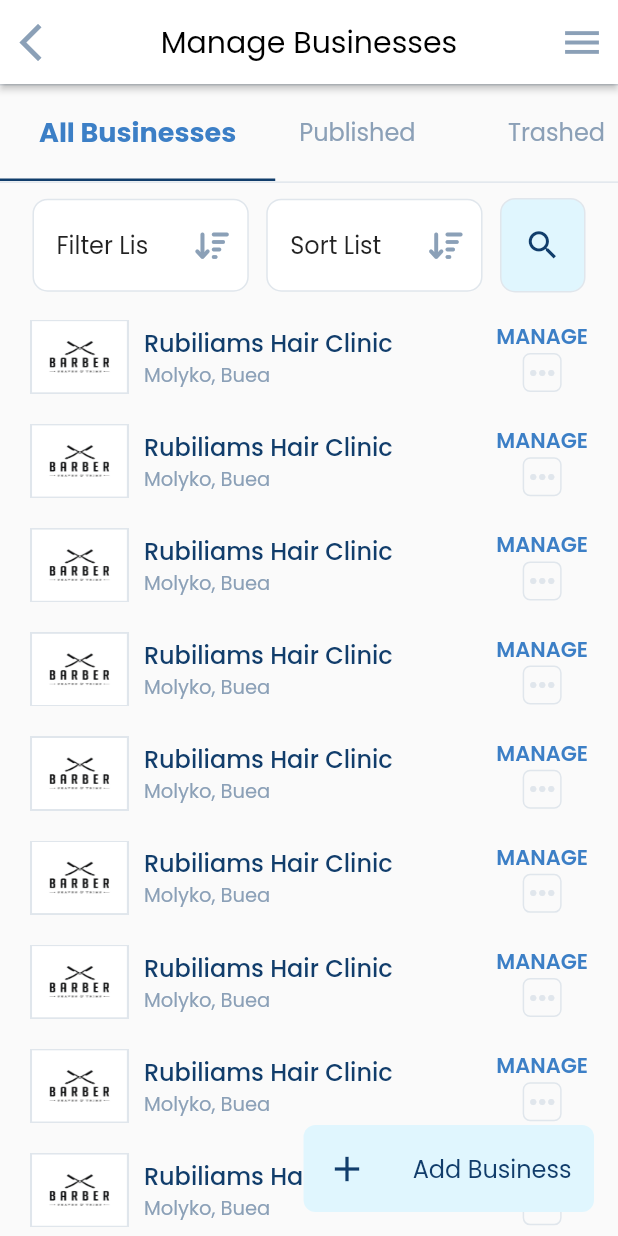
After one commit to abhi061201/errandia, a Flutter app: the manage_business_view screen opened directly, in the side drawer, after a tap on "Filter Lis", on a phone screen of 412 x 824 dp. The commit adds this screen. Run offline on Flutter 3.47's test engine with Material 2 defaults, Android fonts, the phone set to English and light mode, and no system bars; our stand-ins replace carousel_slider, flutter_rating_bar, font_awesome_flutter, get, get_storage, pin_code_fields; accounts and stored records are empty.

Commit message:
added manage business view

```diff
--- a/lib/app/modules/Dashboard/view/dashboard_view.dart
+++ b/lib/app/modules/Dashboard/view/dashboard_view.dart
@@ -1,11 +1,15 @@
+
 import 'package:errandia/app/modules/global/Widgets/account_suspended_widget.dart';
 import 'package:errandia/app/modules/global/Widgets/appbar.dart';
 import 'package:errandia/app/modules/global/Widgets/customDrawer.dart';
 import 'package:errandia/app/modules/global/constants/color.dart';
+import 'package:errandia/app/modules/home/view/home_view.dart';
 import 'package:flutter/material.dart';
 import 'package:font_awesome_flutter/font_awesome_flutter.dart';
 import 'package:get/get.dart';
 import 'package:get/get_rx/src/rx_typedefs/rx_typedefs.dart';
+
+import '../../buiseness/view/manage_business_view.dart';
 
 class dashboard_view extends StatelessWidget {
   const dashboard_view({super.key});
@@ -62,7 +66,10 @@ class dashboard_view extends StatelessWidget {
                     Imagepath: 'assets/images/sidebar_icon/icon-company.png',
                     title: 'Manage Businesses',
                     belowtext: '0 Businesses',
-                    callback: () {},
+                    callback: () {
+                      // Get.offAll(Home_view());
+                      Get.to(manage_business_view());
+                    },
                   ),
                   dashboard_widget(
                     Imagepath:
@@ -281,9 +288,11 @@ void custombottomsheet(BuildContext context) {
             callback: () async {
               print('tapped');
               Get.back();
-             showDialog(context: context, builder: (context){
-              return account_suspended_widget();
-             });
+              showDialog(
+                  context: context,
+                  builder: (context) {
+                    return account_suspended_widget();
+                  });
             },
           ),
           bottomSheetWidget(
--- a/lib/app/modules/buiseness/controller/business_controller.dart
+++ b/lib/app/modules/buiseness/controller/business_controller.dart
@@ -1,48 +1,49 @@
+import 'package:errandia/app/modules/buiseness/view/manage_business_view.dart';
 import 'package:flutter/foundation.dart';
 import 'package:flutter/material.dart';
 import 'package:get/get.dart';
 
-import '../view/buiseness_item.dart';
+import '../view/business_item.dart';
 
 class business_controller extends GetxController {
-  List<buiseness_item> businessList = [
-    buiseness_item(
+  List<business_item> businessList = [
+    business_item(
       imagepath: 'assets/images/featured_buiseness_icon/mechanic.png',
       location: 'Akwa , Douala',
       name: 'Centrale Auto Cabine',
       type_of_business: 'Cars & Bikes',
     ),
-    buiseness_item(
+    business_item(
       imagepath: 'assets/images/featured_buiseness_icon/nishang.png',
       location: 'Akwa , Douala',
       name: 'Nishang',
       type_of_business: 'Electronics & IT',
     ),
-    buiseness_item(
+    business_item(
       imagepath: 'assets/images/featured_buiseness_icon/plumbing.png',
       location: 'Akwa , Douala',
       name: 'Centrale Auto Cabine',
       type_of_business: 'Cars & Bikes',
     ),
-    buiseness_item(
+    business_item(
       imagepath: 'assets/images/featured_buiseness_icon/barber.png',
       location: 'Akwa , Douala',
       name: 'Barber Shop',
       type_of_business: 'Hair Cut',
     ),
-    buiseness_item(
+    business_item(
       imagepath: 'assets/images/featured_buiseness_icon/mechanic.png',
       location: 'Akwa , Douala',
       name: 'Centrale Auto Cabine',
       type_of_business: 'Cars & Bikes',
     ),
-    buiseness_item(
+    business_item(
       imagepath: 'assets/images/featured_buiseness_icon/nishang.png',
       location: 'Akwa , Douala',
       name: 'Nishang',
       type_of_business: 'Electronics & IT',
     ),
-    buiseness_item(
+    business_item(
       imagepath: 'assets/images/featured_buiseness_icon/plumbing.png',
       location: 'Akwa , Douala',
       name: 'Centrale Auto Cabine',
@@ -51,3 +52,32 @@ class business_controller extends GetxController {
 
   ];
 }
+
+
+
+class manage_business_tabController extends GetxController with GetSingleTickerProviderStateMixin{
+
+   List<Widget> myTabs = [
+    allBusiness(),
+    Published(),
+    Trashed(),
+  ];
+
+
+  late TabController tabController;
+  @override
+  void onInit() {
+    // TODO: implement onInit
+    tabController= TabController(length: myTabs.length, vsync: this);
+    super.onInit();
+  }
+
+
+  @override
+  void dispose() {
+    // TODO: implement dispose
+    tabController.dispose();
+    super.dispose();
+  }
+
+}
--- a/lib/app/modules/buiseness/view/buiseness_item.dart
+++ b/lib/app/modules/buiseness/view/business_item.dart
@@ -5,8 +5,8 @@ import 'package:get/get.dart';
 import '../../global/constants/color.dart';
 import '../featured_buiseness/view/featured_list_item.dart';
 
-class buiseness_item extends StatelessWidget {
-  buiseness_item({
+class business_item extends StatelessWidget {
+  business_item({
     super.key,
     required this.imagepath,
     required this.location,
--- a/lib/app/modules/buiseness/view/buiseness_view.dart
+++ b/lib/app/modules/buiseness/view/business_view.dart
@@ -1,5 +1,5 @@
 import 'package:errandia/app/modules/buiseness/controller/business_controller.dart';
-import 'package:errandia/app/modules/buiseness/view/buiseness_item.dart';
+import 'package:errandia/app/modules/buiseness/view/business_item.dart';
 import 'package:errandia/app/modules/home/controller/home_controller.dart';
 import 'package:flutter/material.dart';
 import 'package:font_awesome_flutter/font_awesome_flutter.dart';
@@ -8,8 +8,8 @@ import 'package:get/get.dart';
 import '../../global/constants/color.dart';
 
 class Business_View extends StatelessWidget {
-  const Business_View({super.key});
-
+  Business_View({super.key});
+  String groupvalue = '0';
   @override
   Widget build(BuildContext context) {
     home_controller().atbusiness.value = true;
@@ -86,7 +86,42 @@ class Business_View extends StatelessWidget {
                         color: Colors.white,
                         child: Column(
                           children: [
+                            Radio(
 
+                              value: Text('Business Name : Desc Z-A'),
+                              groupValue: groupvalue,
+                              onChanged: (val){
+                                print('1');
+                              },
+                            )
+
+                            // RadioListTile(
+                            //   title: Text('Business Name : Desc Z-A'),
+                            //   value: '0',
+                            //   groupValue: groupvalue,
+                            //   onChanged: (val) {print(val);},
+                            // ),
+                            // RadioListTile(
+                            //   title: Text('Business Name : Asc A-Z'),
+                            //   value: '1',
+                            //   groupValue: groupvalue,
+                            //   onChanged: (val) {print(val);},
+                            // ),
+                            // RadioListTile(
+                            //   title: Text('Distance: Nearest to my location'),
+                            //   value: '2',
+                            //   groupValue: groupvalue,
+                            //   onChanged: (val) {print(val);},
+                            // ),
+                            // RadioListTile(
+
+                            //   title: Text('Recently Added'),
+                            //   value: '3',
+                            //   groupValue: groupvalue,
+                            //   onChanged: (val) {
+                            //     print(val);
+                            //   },
+                            // ),
                           ],
                         ),
                       ),
--- /dev/null
+++ b/lib/app/modules/buiseness/view/manage_business_view.dart
@@ -0,0 +1,327 @@
+import 'package:errandia/app/modules/buiseness/controller/business_controller.dart';
+import 'package:flutter/material.dart';
+import 'package:font_awesome_flutter/font_awesome_flutter.dart';
+import 'package:get/get.dart';
+
+import '../../global/Widgets/customDrawer.dart';
+import '../../global/constants/color.dart';
+
+class manage_business_view extends StatelessWidget {
+  manage_business_view({super.key});
+  manage_business_tabController mController =
+      Get.put(manage_business_tabController());
+  @override
+  Widget build(BuildContext context) {
+    return Scaffold(
+      floatingActionButton: InkWell(
+        onTap: (){},
+        child: new Container(
+          width: Get.width*0.47,
+          padding: EdgeInsets.all(15),
+          decoration: BoxDecoration(
+            color: appcolor().skyblueColor,
+            borderRadius: BorderRadius.circular(8),
+          ),
+          child: Row(
+            children: [
+              Icon(
+                Icons.add,
+                color: appcolor().mainColor,
+                size: 28,
+              ),
+              Spacer(),
+              Text(
+                'Add Business',
+                style: TextStyle(fontSize: 16, color: appcolor().mainColor),
+              ),
+            ],
+          ),
+        ),
+      ),
+      endDrawer: customendDrawer(),
+      appBar: AppBar(
+        backgroundColor: Colors.white,
+        elevation: 2,
+        leading: IconButton(
+          icon: Icon(
+            Icons.arrow_back_ios,
+            // size: 30,
+          ),
+          onPressed: () {
+            Get.back();
+          },
+        ),
+        automaticallyImplyLeading: false,
+        centerTitle: true,
+        title: Text(
+          'Manage Businesses',
+          style: TextStyle(color: Colors.black, fontWeight: FontWeight.normal),
+        ),
+        iconTheme: IconThemeData(
+          color: appcolor().mediumGreyColor,
+          size: 30,
+        ),
+      ),
+      body: Column(
+        children: [
+          Container(
+            decoration: BoxDecoration(
+              border: Border.symmetric(
+                horizontal: BorderSide(
+                  color: appcolor().greyColor,
+                ),
+              ),
+            ),
+            height: Get.height * 0.08,
+            child: TabBar(
+              dividerColor: appcolor().bluetextcolor,
+              isScrollable: true,
+              unselectedLabelColor: appcolor().mediumGreyColor,
+              unselectedLabelStyle: TextStyle(
+                fontWeight: FontWeight.normal,
+                fontSize: 16,
+              ),
+              indicatorColor: appcolor().mainColor,
+              labelColor: appcolor().bluetextcolor,
+              labelStyle: TextStyle(
+                fontWeight: FontWeight.bold,
+                color: appcolor().mainColor,
+                fontSize: 18,
+              ),
+              controller: mController.tabController,
+              tabs: [
+                Container(
+                  margin: EdgeInsets.symmetric(horizontal: 10),
+                  child: Text('All Businesses'),
+                ),
+                Container(
+                  child: Text('Published'),
+                  width: Get.width * 0.26,
+                ),
+                Text('Trashed'),
+              ],
+            ),
+          ),
+          Expanded(
+            child: TabBarView(
+              controller: mController.tabController,
+              children: mController.myTabs,
+            ),
+          ),
+        ],
+      ),
+    );
+  }
+}
+
+Widget allBusiness() {
+  return Column(
+    children: [
+      filter_sort_container(),
+      SizedBox(
+        height: Get.height * 0.01,
+      ),
+      Expanded(
+        child: ListView.builder(
+          itemCount: 100,
+          itemBuilder: (context, index) {
+            return Container(
+              margin: EdgeInsets.symmetric(
+                horizontal: 10,
+                vertical: 10,
+              ),
+              child: Row(
+                children: [
+                  // image container
+                  Container(
+                    margin: EdgeInsets.only(
+                      right: 10,
+                    ),
+                    decoration: BoxDecoration(
+                      borderRadius: BorderRadius.circular(
+                        8,
+                      ),
+                    ),
+                    width: Get.width * 0.16,
+                    height: Get.height * 0.06,
+                    child: Image(
+                      image: AssetImage(
+                        'assets/images/barber_logo.png',
+                      ),
+                      fit: BoxFit.fill,
+                    ),
+                  ),
+                  Column(
+                    crossAxisAlignment: CrossAxisAlignment.start,
+                    children: [
+                      Text(
+                        'Rubiliams Hair Clinic',
+                        style: TextStyle(
+                          color: appcolor().mainColor,
+                          fontWeight: FontWeight.w500,
+                          fontSize: 16,
+                        ),
+                      ),
+                      Text(
+                        'Molyko, Buea',
+                        style: TextStyle(
+                          color: appcolor().mediumGreyColor,
+                          fontSize: 13,
+                        ),
+                      ),
+                    ],
+                  ),
+                  Spacer(),
+                  InkWell(
+                    onTap: () {},
+                    child: Column(
+                      children: [
+                        Text(
+                          'MANAGE',
+                          style: TextStyle(
+                            color: appcolor().bluetextcolor,
+                            fontWeight: FontWeight.w600
+                          ),
+                        ),
+                        Container(
+                          decoration: BoxDecoration(
+                            border: Border.all(color: appcolor().greyColor),
+                            borderRadius: BorderRadius.circular(5),
+                          ),
+                          child: Icon(
+                            Icons.more_horiz,
+                            color: appcolor().greyColor,
+                          ),
+                        ),
+                      ],
+                    ),
+                  ),
+                ],
+              ),
+            );
+          },
+        ),
+      )
+    ],
+  ).paddingOnly(
+    left: 10,
+    right: 10,
+    top: 10,
+  );
+}
+
+Widget Published() {
+  return Column(
+    children: [
+      filter_sort_container(),
+    ],
+  ).paddingOnly(
+    left: 10,
+    right: 10,
+    top: 10,
+  );
+}
+
+Widget Trashed() {
+  return Column(
+    children: [
+      filter_sort_container(),
+    ],
+  ).paddingOnly(
+    left: 10,
+    right: 10,
+    top: 10,
+  );
+}
+
+Widget filter_sort_container() {
+  return Container(
+    // width: Get.width*0.4,
+    child: Row(
+      mainAxisAlignment: MainAxisAlignment.spaceEvenly,
+      children: [
+        InkWell(
+          onTap: () {},
+          child: Container(
+            width: Get.width * 0.35,
+            decoration: BoxDecoration(
+                border: Border.all(color: appcolor().greyColor),
+                borderRadius: BorderRadius.circular(
+                  10,
+                ),
+                color: Colors.white),
+            padding: EdgeInsets.symmetric(horizontal: 15, vertical: 18),
+            child: Row(
+              mainAxisAlignment: MainAxisAlignment.spaceEvenly,
+              children: [
+                Text(
+                  'Filter Lis',
+                  style: TextStyle(fontSize: 16),
+                ),
+                Spacer(),
+                Icon(
+                  FontAwesomeIcons.arrowDownWideShort,
+                  color: appcolor().mediumGreyColor,
+                  size: 20,
+                ),
+              ],
+            ),
+          ),
+        ),
+        InkWell(
+          onTap: () {},
+          child: Container(
+            width: Get.width * 0.35,
+            decoration: BoxDecoration(
+                border: Border.all(color: appcolor().greyColor),
+                borderRadius: BorderRadius.circular(
+                  10,
+                ),
+                color: Colors.white),
+            padding: EdgeInsets.symmetric(horizontal: 15, vertical: 18),
+            child: Row(
+              mainAxisAlignment: MainAxisAlignment.spaceEvenly,
+              children: [
+                Text(
+                  'Sort List ',
+                  style: TextStyle(fontSize: 16),
+                ),
+                Spacer(),
+                Icon(
+                  FontAwesomeIcons.arrowDownWideShort,
+                  color: appcolor().mediumGreyColor,
+                  size: 20,
+                ),
+              ],
+            ),
+          ),
+        ),
+        InkWell(
+          onTap: () {},
+          child: Container(
+            // width: Get.width*0.4,
+
+            decoration: BoxDecoration(
+              border: Border.all(color: appcolor().greyColor),
+              borderRadius: BorderRadius.circular(
+                10,
+              ),
+              color: appcolor().skyblueColor,
+            ),
+            padding: EdgeInsets.symmetric(horizontal: 15, vertical: 18),
+            child: Row(
+              mainAxisAlignment: MainAxisAlignment.spaceEvenly,
+              children: [
+                Icon(
+                  Icons.search,
+                  color: appcolor().mainColor,
+                  size: 25,
+                ),
+              ],
+            ),
+          ),
+        ),
+      ],
+    ),
+  );
+}
--- a/lib/app/modules/global/Widgets/customDrawer.dart
+++ b/lib/app/modules/global/Widgets/customDrawer.dart
@@ -1,8 +1,12 @@
 import 'package:errandia/app/modules/Dashboard/view/dashboard_view.dart';
+
 import 'package:errandia/app/modules/global/constants/color.dart';
 import 'package:flutter/material.dart';
 import 'package:get/get.dart';
 import 'package:get/get_rx/src/rx_typedefs/rx_typedefs.dart';
+
+import '../../buiseness/view/manage_business_view.dart';
+import '../../home/view/home_view.dart';
 
 class customendDrawer extends StatelessWidget {
   customendDrawer({super.key});
@@ -73,12 +77,18 @@ class customendDrawer extends StatelessWidget {
             drawerItemWidget(
               text: 'Manage Services',
               imagePath: 'assets/images/sidebar_icon/services.png',
-              callback: () {},
+              callback: () {
+
+              },
             ),
             drawerItemWidget(
               text: 'Manage Businesses',
               imagePath: 'assets/images/sidebar_icon/icon-company.png',
-              callback: () {},
+              callback: () {
+                Get.back();
+                // Get.offAll(Home_view());
+                Get.to(manage_business_view());
+              },
             ),
             drawerItemWidget(
               text: 'Enquiries',
--- a/lib/app/modules/home/view/home_view.dart
+++ b/lib/app/modules/home/view/home_view.dart
@@ -1,4 +1,5 @@
 
+import 'package:errandia/app/modules/buiseness/view/business_view.dart';
 import 'package:errandia/app/modules/global/Widgets/appbar.dart';
 import 'package:errandia/app/modules/global/Widgets/customDrawer.dart';
 import 'package:errandia/app/modules/global/constants/color.dart';
@@ -17,7 +18,7 @@ import 'package:get/get.dart';
 import 'package:get_storage/get_storage.dart';
 
 import '../../auth/Sign in/controller/signin_controller.dart';
-import '../../buiseness/view/buiseness_view.dart';
+// import '../../buiseness/view/buiseness_view.dart';
 import '../../categories/view/categories_item.dart';
 import '../../buiseness/featured_buiseness/view/featured_list_item.dart';
 import '../../recently_posted_item.dart/view/recently_posted_list.dart';
@@ -37,8 +38,8 @@ class _Home_viewState extends State<Home_view> {
   final tabList = [
     home_view_1(),
     run_an_errand(),
-    // Business_View(),
-    Center(child: Text('Business Screen'),),
+    Business_View(),
+    // Center(child: Text('Business Screen'),),
     Profile_view(),
   ];
   @override
--- a/lib/main.dart
+++ b/lib/main.dart
@@ -1,3 +1,4 @@
+import 'package:errandia/app/modules/buiseness/view/manage_business_view.dart';
 import 'package:errandia/app/modules/categories/view/categories.dart';
 import 'package:errandia/app/modules/home/controller/home_controller.dart';
 import 'package:errandia/app/modules/home/view/home_view.dart';
```
